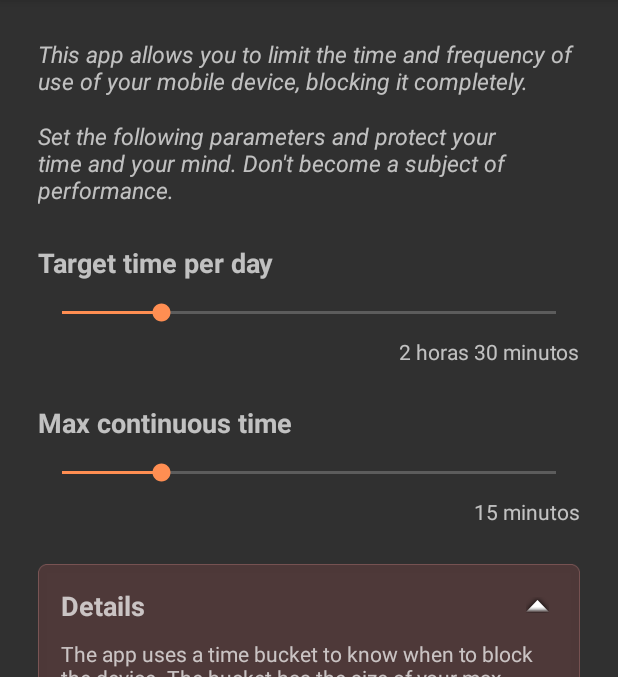
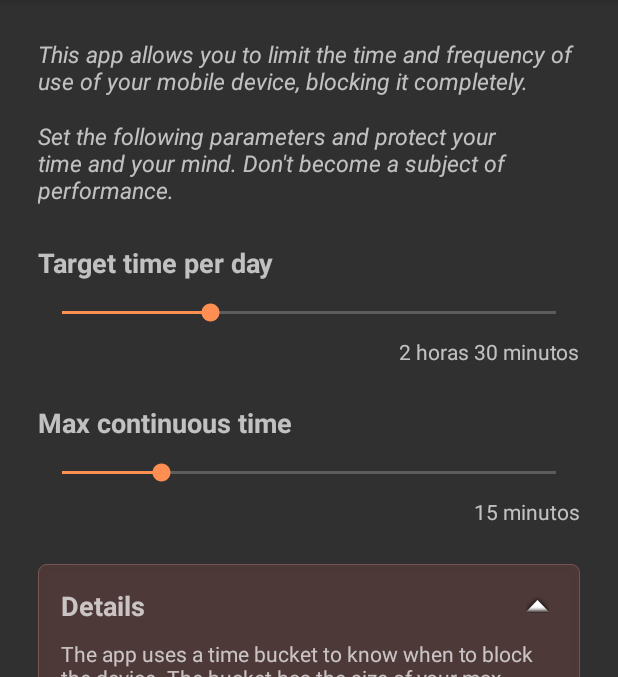
Before and after one commit to mesjetiu/DontWork, an Android app: the screen it shows after launch (MainActivity), on a phone screen of 412 x 824 dp, the part 84-761 px from its top. Run offline under Robolectric (Android 15) with nearby library versions, the phone set to English and light mode, and no system bars; 10 statements that could not run were skipped.

```diff
--- a/app/src/main/res/layout/activity_main.xml
+++ b/app/src/main/res/layout/activity_main.xml
@@ -46,8 +46,8 @@
             android:layout_width="fill_parent"
             android:layout_height="wrap_content"
             android:id="@+id/bar_param_1"
-            android:max="5"
-            android:progress="1"
+            android:max="10"
+            android:progress="3"
             android:indeterminate="false"
             android:layout_marginTop="12dp"
             android:layout_marginBottom="7dp"
```
Also changed, not shown: app/src/main/java/info/pauek/dontwork/DontWorkService.java (+25 -6 lines).
